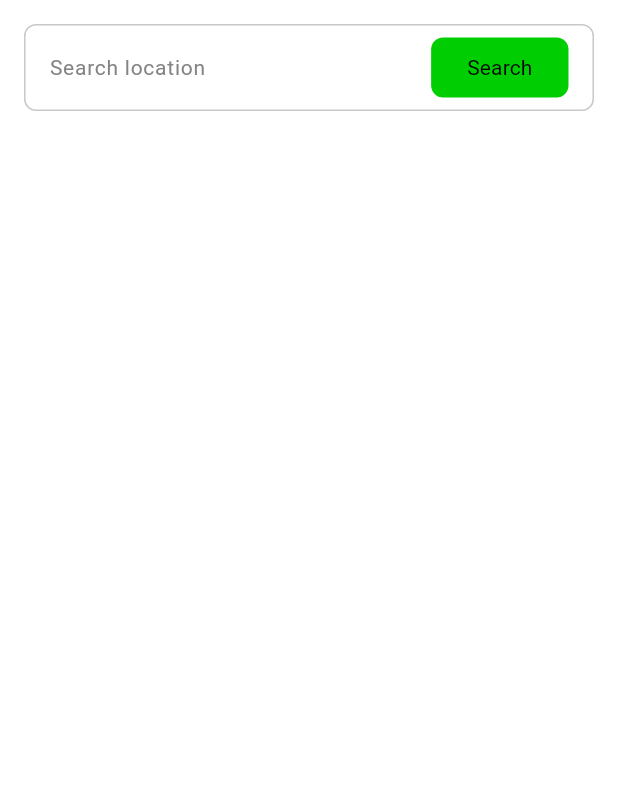
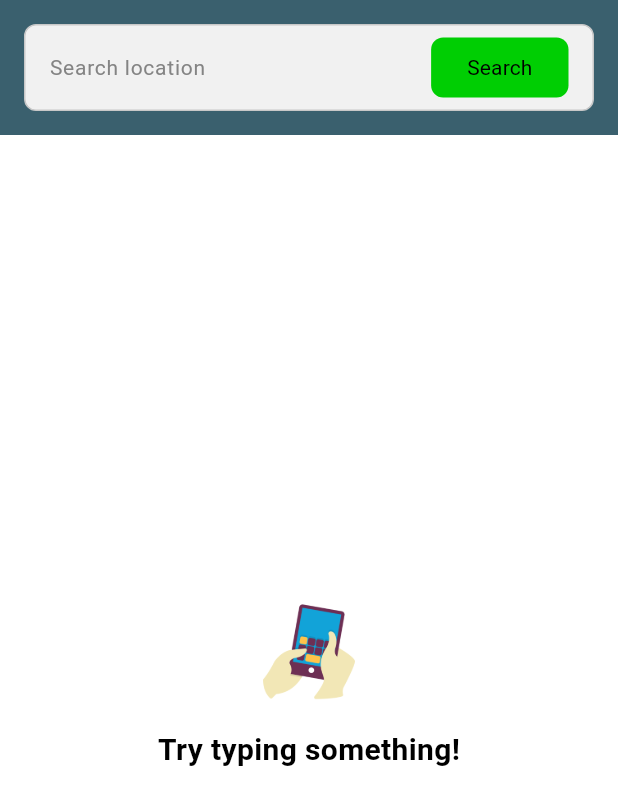
Before and after one commit to iamartinmrt/GreenFlux, a Flutter app: the screen it shows after launch, on a phone screen of 412 x 824 dp. Shown: the top 805 px of the screen. Run offline on Flutter 3.47's test engine with Material 3 defaults, Android fonts, the light colour scheme and no system bars; our stand-ins replace dio, flutter_riverpod, flutter_spinkit, freezed_annotation, go_router, logger and 2 more; generated files the repository leaves out were written again.

Commit message:
- Only showing latest search results - Adding UI to cover(no station result, try typing, etc) - Adding texts to Constants.dart

```diff
--- a/lib/core/color/color_palette.dart
+++ b/lib/core/color/color_palette.dart
@@ -3,7 +3,7 @@ import 'package:flutter/material.dart';
 class ColorPalette{
   static const Color primary = Color(0xFF00CE03);
 
-  static const Color secondary = Color(0xFF79C27A);
+  static const Color secondary = Color(0xFF3A606E);
 
   static const Color black = Color(0xFF000000);
 
@@ -14,4 +14,6 @@ class ColorPalette{
   static const Color gray50 = Color(0xFFF1F1F1);
 
   static const Color gray200 = Color(0xFFC8C8C8);
+
+  static const Color errorRed = Color(0xFFBB2525);
 }
--- a/lib/core/constants/assets.dart
+++ b/lib/core/constants/assets.dart
@@ -4,5 +4,11 @@ class Assets{
 
   static String get chargingStatus => getCommonResources("charging_status");
 
+  static String get errorIcon => getCommonResources("error");
+
+  static String get typingIcon => getCommonResources("typing");
+
+  static String get noResultIcon => getCommonResources("no_results");
+
   static String getCommonResources(String img)=> "assets/images/$img.png";
 }
--- a/lib/core/constants/constants.dart
+++ b/lib/core/constants/constants.dart
@@ -3,4 +3,11 @@ class Constants{
   static const int dioDefaultReceiveTimeOut = 20000;
   static const String customTimeOut = "customTimeOut";
   static const double cardBorderRadius = 8;
+  static const String defaultErrorMessage = "Something went wrong!";
+
+  static const String textTypingSomething = "Try typing something!";
+  static const String textSearch = "Search";
+  static const String textSearchLocation = "Search location";
+  static const String textAvailable = "available";
+  static const String textNoStationResult = "We couldn't find any stations!";
 }
--- a/lib/core/constants/text_styles.dart
+++ b/lib/core/constants/text_styles.dart
@@ -2,6 +2,12 @@ import 'package:flutter/cupertino.dart';
 import 'package:green_flux/core/color/color_palette.dart';
 
 class TextStyles{
+  static const header1 = TextStyle(
+    color: ColorPalette.black,
+    fontSize: 20,
+    fontWeight: FontWeight.w700,
+  );
+
   static const title1 = TextStyle(
     color: ColorPalette.black,
     fontSize: 16,
--- a/lib/core/network/network_response.dart
+++ b/lib/core/network/network_response.dart
@@ -1,9 +1,11 @@
 import 'package:freezed_annotation/freezed_annotation.dart';
+import 'package:green_flux/core/network/error_response.dart';
 
 part 'network_response.freezed.dart';
 
 @Freezed(genericArgumentFactories: true)
 class NetworkResponse<T> with _$NetworkResponse<T> {
   const factory NetworkResponse.success(T data) = _data;
-  const factory NetworkResponse.error(String error) = _error;
+  const factory NetworkResponse.error(ErrorResponse error) = _error;
+  const factory NetworkResponse.canceled() = _canceled;
 }
--- a/lib/data/rest/service_provider/service_providers.dart
+++ b/lib/data/rest/service_provider/service_providers.dart
@@ -40,7 +40,7 @@ final serviceDioProvider = Provider<Dio>((ref) {
     },
     onError: (error, handler) {
       _logError(error.requestOptions.baseUrl, error.requestOptions.path,
-          error.error.toString());
+          error.error.toString(), error.response?.data.toString());
       return handler.next(error);
     },
   ));
@@ -60,9 +60,9 @@ void _logResponse(String url, String path, String header, String body) {
   GfLogger.logInfo(printText);
 }
 
-void _logError(String url, String path, String error) {
+void _logError(String url, String path, String error, String? errorResponse) {
   final String printText =
-      "*** API Error ***\nURL ====> $url$path\nError ===> $error";
+      "*** API Error ***\nURL ====> $url$path\nError ===> $error\nError Response ===> $errorResponse";
   GfLogger.logError(printText);
 }
 
--- /dev/null
+++ b/lib/presentation/features/station_list/ui/station_list_idle_view.dart
@@ -0,0 +1,27 @@
+import 'package:flutter/material.dart';
+import 'package:green_flux/core/constants/assets.dart';
+import 'package:green_flux/core/constants/constants.dart';
+import 'package:green_flux/core/constants/text_styles.dart';
+
+class StationListIdleView extends StatelessWidget {
+  const StationListIdleView({super.key});
+
+  @override
+  Widget build(BuildContext context) {
+    return Expanded(
+      child: Center(
+        child: Column(
+          mainAxisSize: MainAxisSize.max,
+          mainAxisAlignment: MainAxisAlignment.center,
+          children: [
+            Image.asset(Assets.typingIcon, width: 70, height: 70),
+            const Padding(
+              padding: EdgeInsets.only(top: 16),
+              child: Text(Constants.textTypingSomething, style: TextStyles.header1),
+            ),
+          ],
+        ),
+      ),
+    );
+  }
+}
--- a/lib/presentation/features/station_list/ui/station_list_page.dart
+++ b/lib/presentation/features/station_list/ui/station_list_page.dart
@@ -3,6 +3,8 @@ import 'package:flutter_riverpod/flutter_riverpod.dart';
 import 'package:green_flux/core/color/color_palette.dart';
 import 'package:green_flux/presentation/features/station_list/logic/state_stations_provider.dart';
 import 'package:green_flux/presentation/features/station_list/ui/station_list_data_view.dart';
+import 'package:green_flux/presentation/features/station_list/ui/station_list_error_view.dart';
+import 'package:green_flux/presentation/features/station_list/ui/station_list_idle_view.dart';
 import 'package:green_flux/presentation/features/station_list/ui/station_list_loading_view.dart';
 import 'package:green_flux/presentation/features/station_list/ui/station_list_search_bar.dart';
 import 'package:green_flux/presentation/presentation_models/stations_presentation_models.dart';
@@ -13,20 +15,18 @@ class StationListPage extends ConsumerWidget {
   @override
   Widget build(BuildContext context, WidgetRef ref) {
     return Scaffold(
-      body: SafeArea(
-        child: Column(
+      body: Column(
         children: [
-            StationListSearchBar(),
+          const StationListSearchBar(),
           ref.watch(stateStationsProvider).when(
-              idle: () => const SizedBox(),
+            idle: () => const StationListIdleView(),
             loading: () => const StationListLoadingView(),
-              error: (error) => Text(error),
+            error: (error) => StationListErrorView(error),
             data: (List<StationLocationQuickPreview> previews) =>
                 StationListDataView(previews),
           ),
         ],
       ),
-      ),
     );
   }
 }
--- a/lib/presentation/features/station_list/ui/station_list_search_bar.dart
+++ b/lib/presentation/features/station_list/ui/station_list_search_bar.dart
@@ -2,37 +2,60 @@ import 'package:flutter/material.dart';
 import 'package:flutter/services.dart';
 import 'package:flutter_riverpod/flutter_riverpod.dart';
 import 'package:green_flux/core/color/color_palette.dart';
+import 'package:green_flux/core/constants/constants.dart';
 import 'package:green_flux/core/constants/text_styles.dart';
 import 'package:green_flux/presentation/features/station_list/logic/state_stations_provider.dart';
 
-class StationListSearchBar extends ConsumerWidget {
-  StationListSearchBar({super.key});
+class StationListSearchBar extends ConsumerStatefulWidget {
+  const StationListSearchBar({super.key});
 
   @override
-  Widget build(BuildContext context, WidgetRef ref) {
-    return Padding(
+  ConsumerState<StationListSearchBar> createState() => _StationListSearchBarState();
+}
+
+class _StationListSearchBarState extends ConsumerState<StationListSearchBar> {
+  late TextEditingController _searchController;
+
+  Color get _bgColor => ref.watch(stateStationsProvider).when(
+        idle: () => ColorPalette.secondary,
+        loading: () => ColorPalette.description,
+        error: (_) => ColorPalette.errorRed,
+        data: (_) => ColorPalette.description,
+      );
+
+  @override
+  void initState() {
+    _searchController = TextEditingController();
+    super.initState();
+  }
+
+  @override
+  Widget build(BuildContext context) {
+    return AnimatedContainer(
+      color: _bgColor,
+      duration: const Duration(milliseconds: 500),
+      child: SafeArea(
+        child: Padding(
           padding: const EdgeInsets.all(16),
-      child: Expanded(
           child: Container(
             padding: const EdgeInsets.symmetric(vertical: 4, horizontal: 16),
             width: double.infinity,
-          // height: 48,
             decoration: BoxDecoration(
               borderRadius: BorderRadius.circular(8),
               border: Border.all(color: ColorPalette.gray200),
-            color: ColorPalette.white,
+              color: ColorPalette.gray50,
             ),
             child: Row(
               mainAxisSize: MainAxisSize.max,
               children: [
                 Expanded(
                   child: TextField(
-                  maxLengthEnforcement: MaxLengthEnforcement.none,
+                    controller: _searchController,
                     decoration: const InputDecoration(
                       border: InputBorder.none,
                       filled: false,
                       hintStyle: TextStyles.body2,
-                    hintText: "Search location",
+                      hintText: Constants.textSearchLocation,
                     ),
                     onChanged: (newSearch) => ref
                         .read(stateStationsProvider.notifier)
@@ -42,19 +65,23 @@ class StationListSearchBar extends ConsumerWidget {
                 Padding(
                   padding: const EdgeInsets.only(left: 8),
                   child: ElevatedButton(
-                  onPressed: () {},
+                    onPressed: () {
+                      FocusScope.of(context).unfocus();
+                      ref.read(stateStationsProvider.notifier).onSearch(_searchController.text);
+                    },
                     style: ElevatedButton.styleFrom(
                       shape: RoundedRectangleBorder(
                           borderRadius: BorderRadius.circular(8),
                       ),
                     ),
-                  child: const Text("Search", style: TextStyles.body1),
+                    child: const Text(Constants.textSearch, style: TextStyles.body1),
                   ),
                 ),
               ],
             ),
           ),
         ),
+      ),
     );
   }
 }
```
Also changed, not shown: lib/core/network/error_response.dart (added, +29 -0 lines), lib/domain/repositories/stations_repository.dart (+18 -4 lines), lib/presentation/features/station_list/logic/state_stations_provider.dart (+23 -10 lines), lib/presentation/features/station_list/ui/station_list_data_view.dart (+29 -1 lines), lib/presentation/features/station_list/ui/station_list_error_view.dart (added, +27 -0 lines), lib/presentation/presentation_models/stations_presentation_models.dart (+10 -0 lines), assets/images/error.png (added), assets/images/no_results.png (added), assets/images/typing.png (added). Lines whose indentation alone changed are shown as unchanged.
